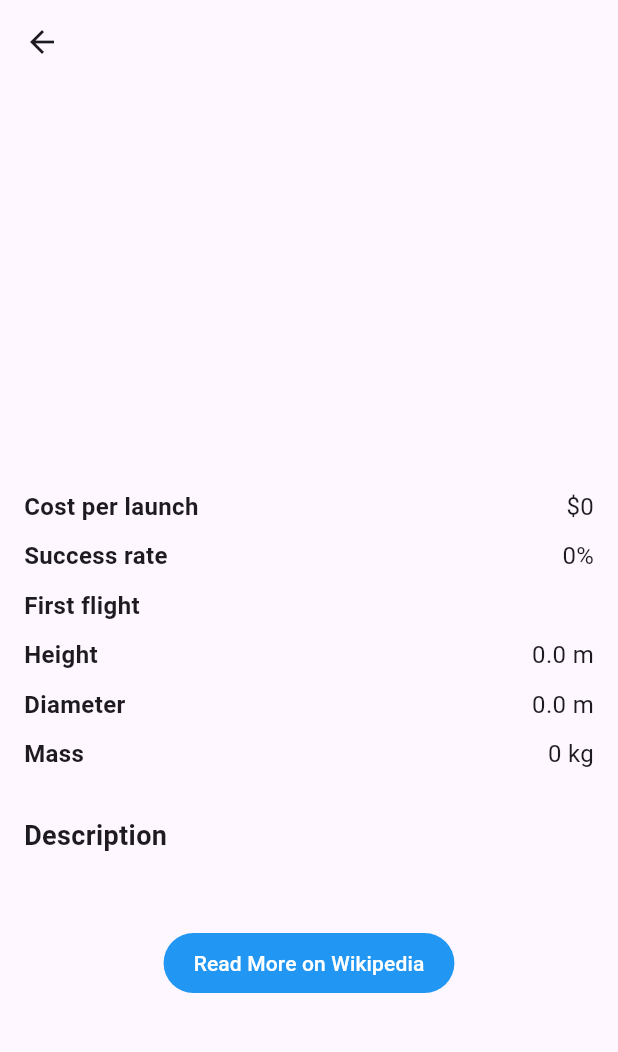
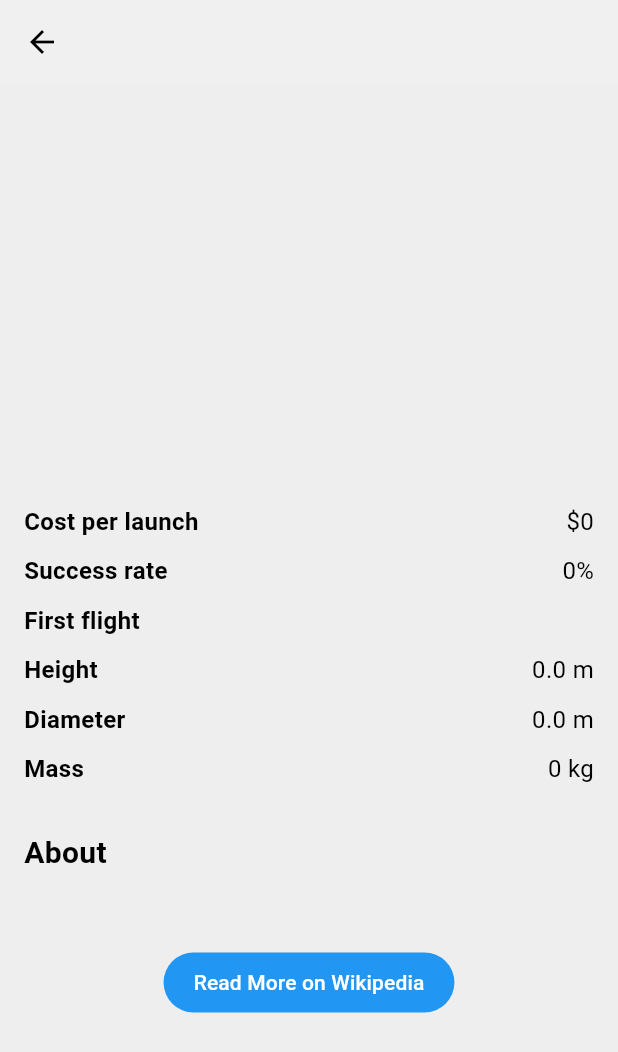
Before and after one commit to rZoysa/SpaceX, a Flutter app: the RocketDetailsScreen screen opened directly with empty values, after a tap on "Read More on Wikipedia", on a phone screen of 412 x 824 dp. Shown: the top 1052 px of the screen. Run offline on Flutter 3.47's test engine with Material 3 defaults, Android fonts, the phone set to English and light mode, and no system bars; drawn by our look-alikes of carousel_slider; network calls fail; statements that could not run were skipped.

Commit message:
Refactor theme handling and extract DetailRow widget for improved UI consistency

```diff
--- /dev/null
+++ b/lib/components/component_row.dart
@@ -0,0 +1,27 @@
+import 'package:flutter/material.dart';
+
+class DetailRow extends StatelessWidget {
+  final String label;
+  final String value;
+
+  const DetailRow({super.key, required this.label, required this.value});
+
+  @override
+  Widget build(BuildContext context) {
+    final textColor = Theme.of(context).colorScheme.onSurface; // Adapt to theme
+
+    return Padding(
+      padding: EdgeInsets.only(bottom: 10),
+      child: Row(
+        mainAxisAlignment: MainAxisAlignment.spaceBetween,
+        children: [
+          Text(
+            label,
+            style: TextStyle(fontSize: 16, fontWeight: FontWeight.bold, color: textColor),
+          ),
+          Text(value, style: TextStyle(fontSize: 16, color: textColor)),
+        ],
+      ),
+    );
+  }
+}
--- a/lib/screens/rocket_details_screen.dart
+++ b/lib/screens/rocket_details_screen.dart
@@ -1,5 +1,6 @@
 import 'package:flutter/material.dart';
 import 'package:carousel_slider/carousel_slider.dart';
+import 'package:spacex_app/components/component_row.dart';
 import '../models/rockets.dart';
 import 'package:url_launcher/url_launcher.dart';
 
@@ -10,12 +11,23 @@
 
   @override
   Widget build(BuildContext context) {
+    final theme = Theme.of(context);
+    final colorScheme = theme.colorScheme;
+    final textColor = colorScheme.onSurface; // Adapts to dark/light mode
+
     return Scaffold(
-      appBar: AppBar(title: Text(rocket.name)),
+      backgroundColor: colorScheme.surface, // Adapt to theme
+      appBar: AppBar(
+        title: Text(rocket.name, style: TextStyle(color: textColor)),
+        elevation: 10,
+        backgroundColor: colorScheme.surface,
+      ),
       body: SingleChildScrollView(
         child: Column(
           crossAxisAlignment: CrossAxisAlignment.start,
           children: [
+            SizedBox(height: 10),
+
             // Image Slider
             CarouselSlider(
               options: CarouselOptions(
@@ -23,13 +35,23 @@
                 autoPlay: true,
                 enlargeCenterPage: true,
               ),
-              items: rocket.images.map((imageUrl) {
+              items:
+                  rocket.images.map((imageUrl) {
                     return ClipRRect(
                       borderRadius: BorderRadius.circular(10),
                       child: Image.network(
                         imageUrl,
                         width: double.infinity,
                         fit: BoxFit.cover,
+                        loadingBuilder: (context, child, loadingProgress) =>
+                            loadingProgress == null
+                                ? child
+                                : Center(
+                                    child: CircularProgressIndicator(
+                                      color: colorScheme.onSurface,
+
+                                    ),
+                                  ),
                       ),
                     );
                   }).toList(),
@@ -43,22 +65,41 @@
               child: Column(
                 crossAxisAlignment: CrossAxisAlignment.start,
                 children: [
-                  DetailRow(label: "Cost per launch", value: "\$${rocket.costPerLaunch}"),
-                  DetailRow(label: "Success rate", value: "${rocket.successRate}%"),
+                  DetailRow(
+                    label: "Cost per launch",
+                    value: "\$${rocket.costPerLaunch}",
+                  ),
+                  DetailRow(
+                    label: "Success rate",
+                    value: "${rocket.successRate}%",
+                  ),
                   DetailRow(label: "First flight", value: rocket.firstFlight),
                   DetailRow(label: "Height", value: "${rocket.heightMeters} m"),
-                  DetailRow(label: "Diameter", value: "${rocket.diameterMeters} m"),
+                  DetailRow(
+                    label: "Diameter",
+                    value: "${rocket.diameterMeters} m",
+                  ),
                   DetailRow(label: "Mass", value: "${rocket.massKg} kg"),
 
                   SizedBox(height: 20),
 
                   // Description
                   Text(
-                    "Description",
-                    style: TextStyle(fontSize: 18, fontWeight: FontWeight.bold),
+                    "About ${rocket.name}",
+                    style: TextStyle(
+                      fontSize: 20,
+                      fontWeight: FontWeight.bold,
+                      color: textColor, // Adapts to theme
+                    ),
                   ),
                   SizedBox(height: 5),
-                  Text(rocket.description, style: TextStyle(fontSize: 16)),
+                  Text(
+                    rocket.description,
+                    style: TextStyle(
+                      fontSize: 16,
+                      color: colorScheme.onSurfaceVariant,
+                    ),
+                  ),
 
                   SizedBox(height: 20),
 
@@ -69,7 +110,10 @@
                       style: TextButton.styleFrom(
                         foregroundColor: Colors.white,
                         backgroundColor: Colors.blue,
-                        padding: EdgeInsets.symmetric(horizontal: 20, vertical: 10),
+                        padding: EdgeInsets.symmetric(
+                          horizontal: 20,
+                          vertical: 10,
+                        ),
                       ),
                       child: Text("Read More on Wikipedia"),
                     ),
@@ -85,32 +129,12 @@
 
   // Function to open Wikipedia link
   void _launchURL(String url) async {
-    if (await canLaunch(url)) {
-      await launch(url);
+    if (url.isEmpty) return;
+    final Uri uri = Uri.parse(url);
+    if (await canLaunchUrl(uri)) {
+      await launchUrl(uri);
     } else {
       throw 'Could not launch $url';
     }
   }
 }
-
-// Widget for displaying a detail row
-class DetailRow extends StatelessWidget {
-  final String label;
-  final String value;
-
-  const DetailRow({required this.label, required this.value});
-
-  @override
-  Widget build(BuildContext context) {
-    return Padding(
-      padding: EdgeInsets.only(bottom: 10),
-      child: Row(
-        mainAxisAlignment: MainAxisAlignment.spaceBetween,
-        children: [
-          Text(label, style: TextStyle(fontSize: 16, fontWeight: FontWeight.bold)),
-          Text(value, style: TextStyle(fontSize: 16)),
-        ],
-      ),
-    );
-  }
-}
```
Also changed, not shown: lib/main.dart (+18 -1 lines). Lines whose indentation alone changed are shown as unchanged.
